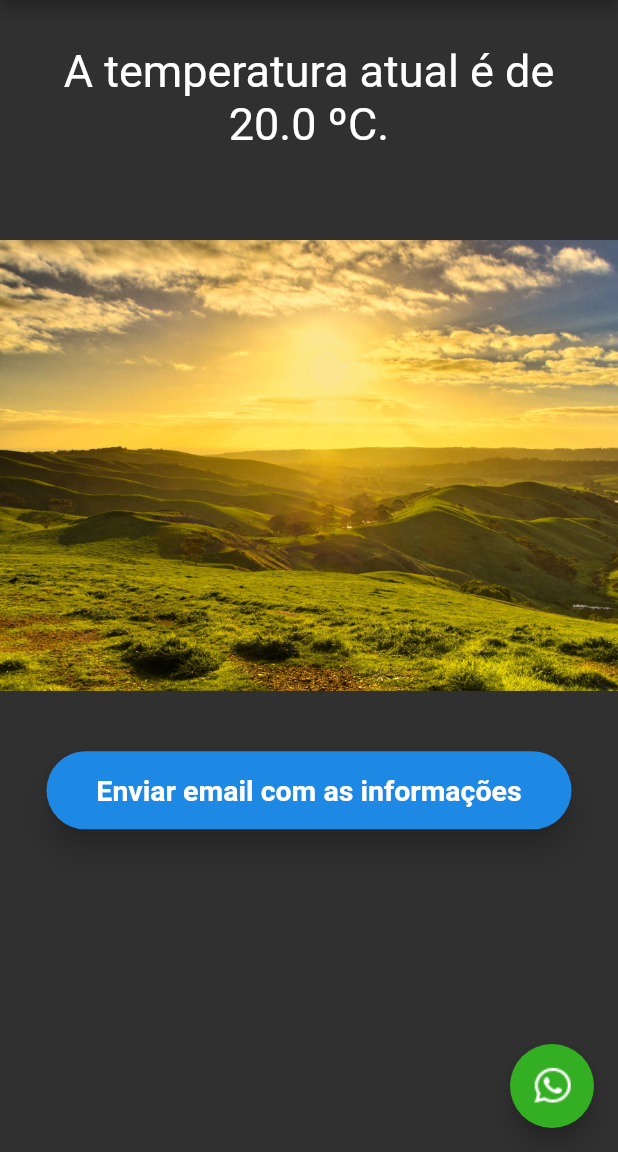
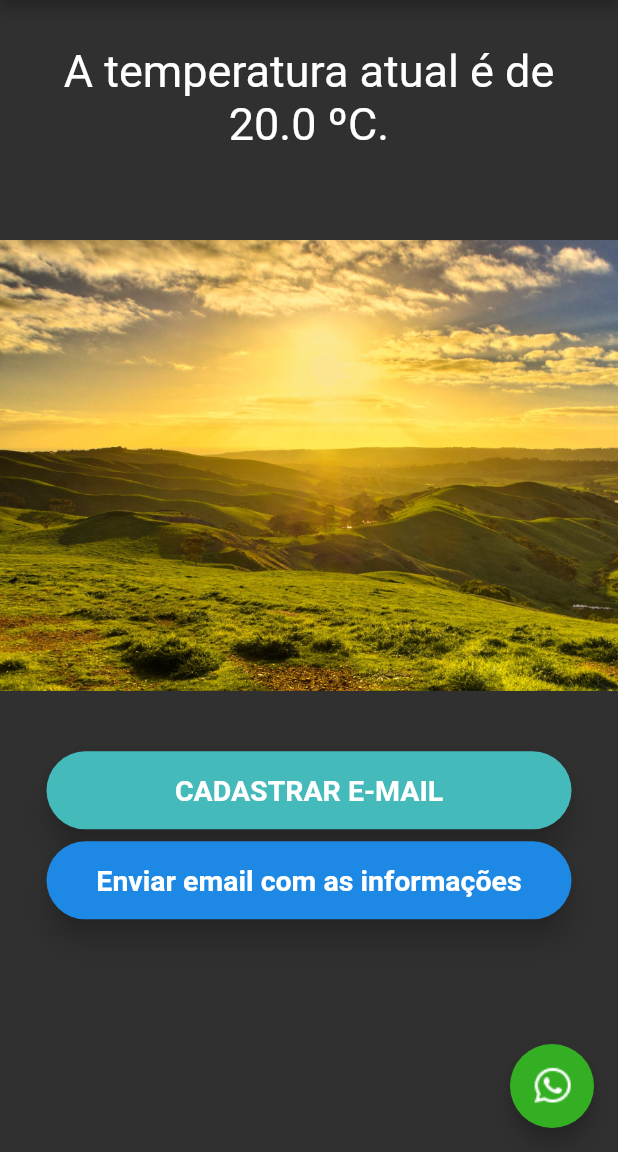
Before and after one commit to ramonfrsantos/lddm-flutter, a Flutter app: the screen it shows after launch, after a tap on "Enviar email com as informações", on a phone screen of 412 x 824 dp, the part 84-1236 px from its top. Run offline on Flutter 3.47's test engine with Material 2 defaults, Android fonts, the phone set to English and light mode, and no system bars; our stand-ins replace brasil_fields, cloud_firestore, firebase_core, flutter_mobx, get_it, image_picker and 6 more; missing offline and left inert: mqtt_client, social_share; accounts and stored records are empty; generated files the repository leaves out were written again.

Commit message:
criando cadastro e validando os campos

```diff
--- /dev/null
+++ b/monecom/lib/components/cadastro_button.dart
@@ -0,0 +1,34 @@
+import 'package:flutter/material.dart';
+import 'package:monecom/library/util/colors_util.dart';
+import 'package:monecom/screens/cadastro_screen.dart';
+
+class CadastroButton extends StatelessWidget {
+  @override
+  Widget build(BuildContext context) {
+    return SizedBox(
+      width: 350,
+      height: 60,
+      child: Padding(
+        padding: EdgeInsets.only(bottom: 8),
+        child: RaisedButton(
+            elevation: 8,
+            child: Text(
+              'CADASTRAR E-MAIL',
+              style: TextStyle(
+                color: Colors.white,
+                fontSize: 19,
+                fontWeight: FontWeight.bold,
+              ),
+            ),
+            color: ColorsUtil.coolBlue,
+            shape: RoundedRectangleBorder(
+              borderRadius: BorderRadius.circular(30.0),
+            ),
+            onPressed: () {
+              Navigator.push(context,
+                  MaterialPageRoute(builder: (context) => CadastroScreen()));
+            }),
+      ),
+    );
+  }
+}
--- /dev/null
+++ b/monecom/lib/components/email_button.dart
@@ -0,0 +1,62 @@
+import 'package:flutter/material.dart';
+import 'package:get_it/get_it.dart';
+import 'package:monecom/screens/cadastro_screen.dart';
+import 'package:monecom/stores/cadastro_store.dart';
+import 'package:url_launcher/url_launcher.dart';
+
+class EmailButton extends StatelessWidget {
+  final double valor;
+
+  EmailButton(this.valor);
+
+  final CadastroStore cadastroStore = GetIt.I<CadastroStore>();
+  final CadastroScreen cadastroScreen = CadastroScreen();
+
+  @override
+  Widget build(BuildContext context) {
+    String message = "Estão fazendo ${valor.toInt()} graus.";
+
+    /* 'ramon_r_santos@hotmail.com',
+    'gustavolemosdossantos06@gmail.com',
+    'ramonfrsantos@gmail.com',
+    'camposjoao177@gmail.com',
+    'bernardo_ragonezi@hotmail.com',*/
+
+    return SizedBox(
+      width: 350,
+      height: 60,
+      child: Padding(
+          padding: EdgeInsets.only(bottom: 8),
+          child: RaisedButton(
+              elevation: 8,
+              child: Text(
+                'Enviar email com as informações',
+                style: TextStyle(
+                  color: Colors.white,
+                  fontSize: 19,
+                  fontWeight: FontWeight.bold,
+                ),
+              ),
+              shape: RoundedRectangleBorder(
+                borderRadius: BorderRadius.circular(30.0),
+              ),
+              onPressed: () {
+                var lista = [];
+                var mails = cadastroScreen.listaEmails;
+                print(mails);
+
+                final Uri _emailLaunchUri = Uri(
+                  scheme: 'mailto',
+                  path: '$mails',
+                  queryParameters: {
+                    'subject':
+                        '[Mon&Com] Estamos enviando informações do monitoramento.',
+                    'body': '$message'
+                  },
+                );
+
+                launch(_emailLaunchUri.toString());
+              })),
+    );
+  }
+}
--- a/monecom/lib/main.dart
+++ b/monecom/lib/main.dart
@@ -1,8 +1,15 @@
 import 'package:flutter/material.dart';
-import 'package:monecom/ui/screens/base_screen.dart';
+import 'package:get_it/get_it.dart';
+import 'package:monecom/screens/base_screen.dart';
+import 'package:monecom/stores/cadastro_store.dart';
 
 void main() {
+  setupLocators();
   runApp(MyApp());
+}
+
+void setupLocators() {
+  GetIt.I.registerSingleton(CadastroStore());
 }
 
 class MyApp extends StatelessWidget {
--- a/monecom/lib/ui/screens/base_screen.dart
+++ b/monecom/lib/screens/base_screen.dart
@@ -1,9 +1,10 @@
 import 'dart:async';
 
 import 'package:flutter/material.dart';
-import 'package:monecom/ui/components/email_button.dart';
-import 'package:monecom/ui/components/paisagem_view.dart';
-import 'package:monecom/ui/components/whatsapp_button.dart';
+import 'package:monecom/components/cadastro_button.dart';
+import 'package:monecom/components/email_button.dart';
+import 'package:monecom/components/paisagem_view.dart';
+import 'package:monecom/components/whatsapp_button.dart';
 import 'package:mqtt_client/mqtt_client.dart' as mqtt;
 
 class BaseScreen extends StatefulWidget {
@@ -80,6 +81,7 @@ class _BaseScreenState extends State<BaseScreen> {
                 SizedBox(
                   height: 40,
                 ),
+                CadastroButton(),
                 EmailButton(_temp),
               ],
             ),
--- a/monecom/lib/ui/components/email_button.dart
+++ /dev/null
@@ -1,52 +0,0 @@
-import 'package:flutter/material.dart';
-import 'package:url_launcher/url_launcher.dart';
-
-class EmailButton extends StatelessWidget {
-  final double valor;
-
-  EmailButton(this.valor);
-
-  @override
-  Widget build(BuildContext context) {
-    String message = "Estão fazendo ${valor.toInt()} graus.";
-    String mails = 'ramon_r_santos@hotmail.com,'
-        'gustavolemosdossantos06@gmail.com,'
-        'ramonfrsantos@gmail.com,'
-        'camposjoao177@gmail.com, '
-        'bernardo_ragonezi@hotmail.com';
-
-    return SizedBox(
-      width: 350,
-      height: 60,
-      child: Padding(
-        padding: EdgeInsets.only(bottom: 8),
-        child: RaisedButton(
-            elevation: 8,
-            child: Text(
-              'Enviar email com as informações',
-              style: TextStyle(
-                color: Colors.white,
-                fontSize: 19,
-                fontWeight: FontWeight.bold,
-              ),
-            ),
-            shape: RoundedRectangleBorder(
-              borderRadius: BorderRadius.circular(30.0),
-            ),
-            onPressed: () {
-              final Uri _emailLaunchUri = Uri(
-                scheme: 'mailto',
-                path: '$mails',
-                queryParameters: {
-                  'subject':
-                      '[Mon&Com] Estamos enviando informações do monitoramento.',
-                  'body': '$message'
-                },
-              );
-
-              launch(_emailLaunchUri.toString());
-            }),
-      ),
-    );
-  }
-}
--- a/monecom/pubspec.yaml
+++ b/monecom/pubspec.yaml
@@ -32,10 +32,15 @@ dependencies:
   share: ^0.6.5+4
   url_launcher:
   csv: ^4.1.0
+  mobx:
+  flutter_mobx: ^1.1.0+2
+  get_it: ^5.0.1
 
 dev_dependencies:
   flutter_test:
     sdk: flutter
+  build_runner: ^1.10.1
+  mobx_codegen:
 
 # For information on the generic Dart part of this file, see the
 # following page: https://dart.dev/tools/pub/pubspec
```
Also changed, not shown: monecom/lib/helpers/extensions.dart (added, +7 -0 lines), monecom/lib/screens/cadastro_screen.dart (added, +82 -0 lines), monecom/lib/stores/cadastro_store.dart (added, +45 -0 lines), monecom/lib/components/paisagem_view.dart (renamed from monecom/lib/ui/components/paisagem_view.dart), monecom/lib/components/whatsapp_button.dart (renamed from monecom/lib/ui/components/whatsapp_button.dart), monecom/lib/stores/cadastro_store.g.dart (added), monecom/pubspec.lock.
